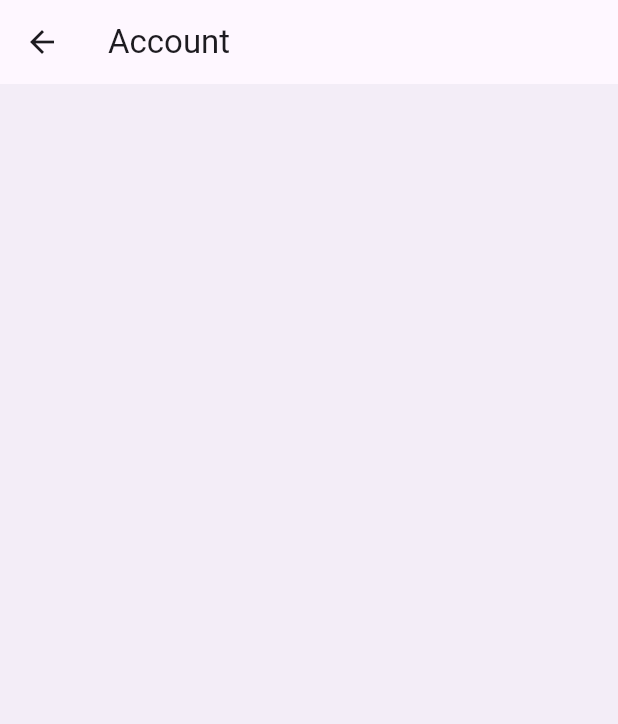
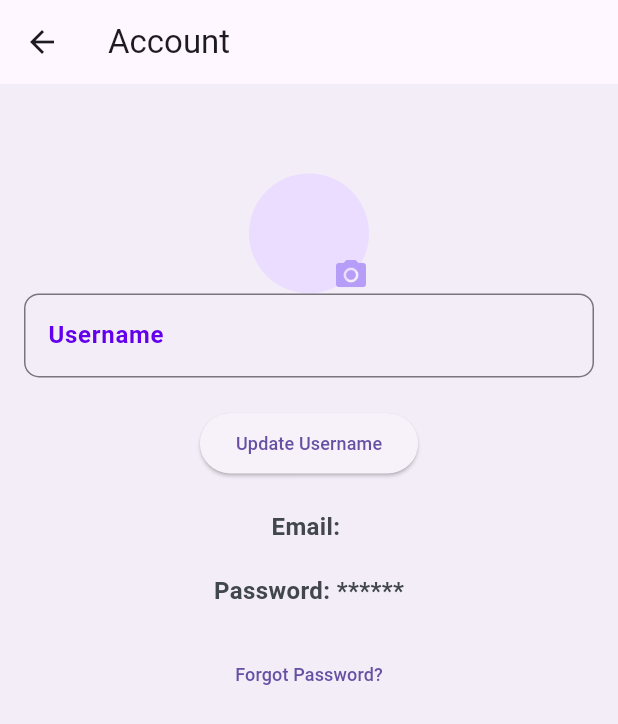
Before and after one commit to jianhui-ben/aiko_ben_expense_app, a Flutter app: the Settings screen opened directly, after a tap on "Account", on a phone screen of 412 x 824 dp. Shown: the top 724 px of the screen. Run offline on Flutter 3.47's test engine with Material 3 defaults, Android fonts, the phone set to English and light mode, and no system bars; our stand-ins replace cloud_firestore, firebase_auth, firebase_core, flutter_spinkit, google_fonts, image_picker and 2 more; accounts and stored records are empty; network calls fail.

Commit message:
update display name

```diff
--- a/lib/screens/authenticate/register.dart
+++ b/lib/screens/authenticate/register.dart
@@ -43,9 +43,8 @@ class _RegisterState extends State<Register> {
       print("email: $email, password: $password, userId: $result");
     }
 
-    // Save the default user settings to Firestore
-    await DatabaseService(uid: result.uid).addDefaultSetting(useName, email);
-
+    // Save the default user settings to Firestore setting collections
+    await DatabaseService(uid: result.uid).addDefaultSetting(useName);
   }
 
   @override
--- a/lib/screens/navigation.dart
+++ b/lib/screens/navigation.dart
@@ -10,7 +10,8 @@ import 'package:flutter/material.dart';
 import 'package:provider/provider.dart';
 
 class Navigation extends StatefulWidget {
-  const Navigation({super.key});
+  final int initialPageIndex;
+  const Navigation({super.key, this.initialPageIndex = 0});
 
   @override
   State<Navigation> createState() => _NavigationState();
@@ -35,6 +36,7 @@ class _NavigationState extends State<Navigation> {
   @override
   void initState() {
     super.initState();
+    currentPageIndex = widget.initialPageIndex;
     // Call the asynchronous function
     // in this case, it would only call the getUserCategoriesMap once
     fetchUserCategories();
--- a/lib/screens/setting/account_screen.dart
+++ b/lib/screens/setting/account_screen.dart
@@ -1,4 +1,8 @@
+import 'package:aiko_ben_expense_app/screens/navigation.dart';
+import 'package:aiko_ben_expense_app/screens/setting/settings.dart';
+import 'package:aiko_ben_expense_app/services/auth_service.dart';
 import 'package:flutter/material.dart';
+import 'package:image_picker/image_picker.dart';
 
 class AccountScreen extends StatefulWidget {
   const AccountScreen({super.key});
@@ -8,6 +12,24 @@ class AccountScreen extends StatefulWidget {
 }
 
 class _AccountScreenState extends State<AccountScreen> {
+  final AuthService _auth = AuthService();
+  final ImagePicker _picker = ImagePicker();
+  String? displayName;
+  String? avatarText;
+  String? photoUrl;
+  final _formKey = GlobalKey<FormState>();
+  final TextEditingController _displayNameController = TextEditingController();
+
+
+  @override
+  void initState() {
+    super.initState();
+    displayName = _auth.firebaseAuthUser!.displayName;
+    avatarText = displayName!.isNotEmpty ? displayName![0].toUpperCase() : '';
+    photoUrl = _auth.firebaseAuthUser!.photoURL;
+    _displayNameController.text = displayName!;
+  }
+
   @override
   Widget build(BuildContext context) {
     return Scaffold(
@@ -15,7 +37,119 @@ class _AccountScreenState extends State<AccountScreen> {
           title: Text('Account'),
           automaticallyImplyLeading: true, // Add a back button
         ),
+        body: Padding(
+          padding: const EdgeInsets.all(16.0),
+          child: Column(
+            children: [
+              Container(
+                height: MediaQuery.of(context).size.height * 0.15,
+                child: Align(
+                  alignment: Alignment.bottomCenter,
+                  child: Stack(
+                    children: [
+                      CircleAvatar(
+                        radius: 40,
+                        backgroundImage:
+                            photoUrl != null ? NetworkImage(photoUrl!) : null,
+                        child: photoUrl == null
+                            ? Text(
+                                avatarText!,
+                                style: TextStyle(fontSize: 24),
+                              )
+                            : null,
+                      ),
+                      Positioned(
+                        right: -12,
+                        bottom: -12,
+                        child: IconButton(
+                          icon: Icon(Icons.camera_alt),
+                          onPressed: pickImage,
+                        ),
+                      ),
+                    ],
+                  ),
+                ),
+              ),
+              Form(
+                key: _formKey,
+                child: Column(
+                  children: [
+                    TextFormField(
+                      controller: _displayNameController,
+                      decoration: InputDecoration(
+                        labelText: 'Username',
+                      ),
+                      validator: (value) {
+                        if (value == null || value.isEmpty) {
+                          return 'Please enter your username';
+                        }
+                        return null;
+                      },
+                    ),
+                    SizedBox(height: 20),
+                    ElevatedButton(
+                      onPressed: () async {
+                        if (_formKey.currentState!.validate()) {
+                          await _auth.updateUserProfileName(
+                              _displayNameController.text);
+                          setState(() {
+                            displayName = _displayNameController.text;
+                            avatarText = displayName!.isNotEmpty
+                                ? displayName![0].toUpperCase()
+                                : '';
+                          });
+                          Navigator.pushAndRemoveUntil(
+                            context,
+                            MaterialPageRoute(builder: (context) => Navigation(initialPageIndex: 2)),
+                                (route) => false,
+                          );
+                        }
+                      },
+                      child: Text('Update Username'),
+                    ),
+                    SizedBox(height: 20),
+                    Text(
+                      'Email: ${_auth.firebaseAuthUser!.email}',
+                      style: TextStyle(fontSize: 16, fontWeight: FontWeight.bold),
+                    ),
+                    SizedBox(height: 20),
+                    Text(
+                      'Password: ******',
+                      style: TextStyle(fontSize: 16, fontWeight: FontWeight.bold),
+                    ),
+                    SizedBox(height: 20),
+                    TextButton(
+                      onPressed: () async {
+                        //nothing happens now
+                        // await _auth.firebaseAuthUser!.updatePassword();
+                        ScaffoldMessenger.of(context).showSnackBar(
+                          SnackBar(content: Text('Password reset email sent')),
+                        );
+                      },
+                      child: Text('Forgot Password?'),
+                    ),
+                  ],
+                ),
+              ),
+            ],
+          ),
+        )
         // The rest of your AccountPage...
         );
   }
+  Future<void> pickImage() async {
+    await _auth.updateUserProfilePhotoUrl(null);
+  //
+  //   final pickedFile = await _picker.pickImage(source: ImageSource.gallery); // Change this to ImageSource.camera to open the camera
+  //   if (pickedFile != null) {
+  //     // Upload the image to a storage service like Firebase Storage and get the URL
+  //     String? photoURL = null;
+  //     // Update the user's photo URL
+  //     await _auth.updateUserProfilePhotoUrl(photoURL);
+  //     // Update the state to reflect the new photo URL
+  //     setState(() {
+  //       photoUrl = photoURL;
+  //     });
+  //   }
   }
+}
--- a/lib/screens/setting/settings.dart
+++ b/lib/screens/setting/settings.dart
@@ -12,21 +12,21 @@ class Settings extends StatefulWidget {
 
 class _SettingsState extends State<Settings> {
   final AuthService _auth = AuthService();
+  String? displayName;
+  String? avatarText;
+  String? photoUrl;
   final _settingsCollection = FirebaseFirestore.instance.collection('settings');
 
   @override
+  void initState() {
+    super.initState();
+    displayName = _auth.firebaseAuthUser!.displayName;
+    avatarText = displayName!.isNotEmpty ? displayName![0].toUpperCase() : '';
+    photoUrl = _auth.firebaseAuthUser!.photoURL;
+  }
+
+  @override
   Widget build(BuildContext context) {
-    return FutureBuilder<String>(
-        future: fetchUserName(), // Fetch the user's display name
-        builder: (BuildContext context, AsyncSnapshot<String> snapshot) {
-          if (snapshot.connectionState == ConnectionState.waiting) {
-            return CircularProgressIndicator(); // Show a loading spinner while waiting
-          } else if (snapshot.hasError) {
-            return Text('Error: ${snapshot.error}');
-          } else {
-            String displayName = snapshot.data!;
-            String avatarText =
-                displayName.isNotEmpty ? displayName[0].toUpperCase() : '';
     return Scaffold(
       body: Padding(
         padding: const EdgeInsets.all(16.0),
@@ -34,19 +34,25 @@ class _SettingsState extends State<Settings> {
           children: [
             Container(
               height: MediaQuery.of(context).size.height * 0.25,
+              child: Align(
+                alignment: Alignment.bottomCenter,
                 child: CircleAvatar(
                   radius: 40,
-                        child: Text(
-                          avatarText,
+                  backgroundImage:
+                      photoUrl != null ? NetworkImage(photoUrl!) : null,
+                  child: photoUrl == null
+                      ? Text(
+                          avatarText!,
                           style: TextStyle(fontSize: 24),
+                        )
+                      : null,
                 ),
               ),
             ),
             SizedBox(height: 10),
             Text(
-                      displayName,
-                      style:
-                          TextStyle(fontSize: 16, fontWeight: FontWeight.bold),
+              displayName!,
+              style: TextStyle(fontSize: 16, fontWeight: FontWeight.bold),
             ),
             SizedBox(height: 20),
             _buildListTile(
@@ -55,8 +61,7 @@ class _SettingsState extends State<Settings> {
               onTap: () {
                 Navigator.push(
                   context,
-                          MaterialPageRoute(
-                              builder: (context) => AccountScreen()),
+                  MaterialPageRoute(builder: (context) => AccountScreen()),
                 );
               },
             ),
@@ -82,8 +87,7 @@ class _SettingsState extends State<Settings> {
               },
               child: Text(
                 'Log Out',
-                        style: TextStyle(
-                            fontSize: 16, fontWeight: FontWeight.bold),
+                style: TextStyle(fontSize: 16, fontWeight: FontWeight.bold),
               ),
             ),
           ],
@@ -91,14 +95,20 @@ class _SettingsState extends State<Settings> {
       ),
     );
   }
-        });
-  }
 
-  Future<String> fetchUserName() async {
-    final docSnapshot =
-        await _settingsCollection.doc(_auth.currentUser!.uid).get();
-    return docSnapshot['name'];
-  }
+  // Future<String> fetchUserName() async {
+  //
+  //   // final docSnapshot =
+  //   //     await _settingsCollection.doc(_auth.currentUser!.uid).get();
+  //   // print('profile email: ${_auth.firebaseAuthUser!.displayName}');
+  //   // print("profile disaplay name:${_auth.firebaseAuthUser!.email}");
+  //   // //print photourl
+  //   // print("profile photo:${_auth.firebaseAuthUser!.photoURL}");
+  //   // return docSnapshot['name'];
+  //
+  //   return _auth.firebaseAuthUser!.displayName;
+  //
+  // }
 
   Widget _buildListTile({
     required IconData leadingIcon,
@@ -116,7 +126,9 @@ class _SettingsState extends State<Settings> {
         child: ListTile(
           leading: Icon(leadingIcon),
           title: Text(title),
-          onTap: onTap,
+          onTap: () {
+            onTap();
+          }
         ),
       ),
     );
--- a/lib/services/auth_service.dart
+++ b/lib/services/auth_service.dart
@@ -22,6 +22,11 @@ class AuthService {
     print("firebase user additional info${userCredential.additionalUserInfo}");
     User? user = userCredential.user;
     return user != null ? my_app_user.User(uid: user.uid, email: null) : null;
+  }
+
+  //helper function to get the firebaseAuthUser
+  User? get firebaseAuthUser {
+    return _auth.currentUser;
   }
 
   // helper function to get the current user
@@ -56,16 +61,25 @@ class AuthService {
       String uid = user!.uid;
 
       // Update the user's display name after successfully creating the user
-      await updateUserName(name);
-
+      await updateUserProfile(name, email);
       return _userFromFireBaseUserCredential(userCredential);
     } catch(e) {
       return e.toString();
     }
   }
 
-  // update user display name and photo url
-  Future<void> updateUserName(String name) async {
+  // update user profile
+  Future<void> updateUserProfile(String userName, String userEmail) async {
+    User? user = _auth.currentUser;
+    if (user != null) {
+      await user.updateDisplayName(userName);
+      await user.updateEmail(userEmail);
+      await user.reload();
+    }
+  }
+
+  // update user display name
+  Future<void> updateUserProfileName(String name) async {
     User? user = _auth.currentUser;
 
     if (user != null) {
@@ -73,6 +87,17 @@ class AuthService {
       await user.reload();
     }
   }
+
+  // update user photo url
+  Future<void> updateUserProfilePhotoUrl(String? photoUrl) async {
+    User? user = _auth.currentUser;
+    if (user != null) {
+      await user.updatePhotoURL(photoUrl);
+      await user.reload();
+    }
+  }
+
+
 
   // sign out
   Future signOut() async {
--- a/pubspec.yaml
+++ b/pubspec.yaml
@@ -47,6 +47,7 @@ dependencies:
   syncfusion_flutter_charts: ^23.1.43
   mockito: ^5.4.2
   percent_indicator: ^4.2.3
+  image_picker: ^1.0.7
 
 dev_dependencies:
   flutter_test:
```
Also changed, not shown: lib/services/database.dart (+4 -3 lines), pubspec.lock, 5 other files. Lines whose indentation alone changed are shown as unchanged.
